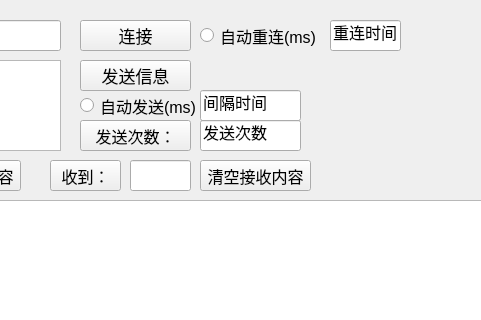
This is webSocket-test.ui in Frand-Chen/pyqt5_study as Qt 5 draws it before an edit; both pictures show x 320 to 801 and y 0 to 320 of the 958 by 584 pixel window. The edited form follows.
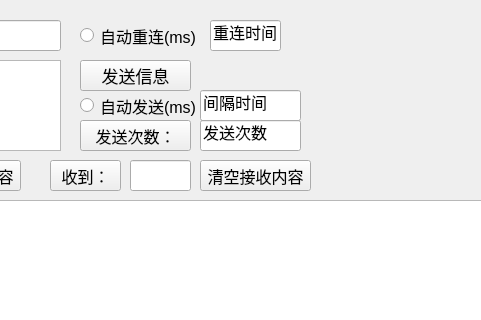
This is the edited form.

Commit message: 使用子线程接收信息

The edit to the form file:
```diff
--- a/webSocket-test.ui
+++ b/webSocket-test.ui
@@ -29,24 +29,6 @@
     </rect>
    </property>
   </widget>
-  <widget class="QPushButton" name="pushButton">
-   <property name="geometry">
-    <rect>
-     <x>400</x>
-     <y>20</y>
-     <width>111</width>
-     <height>31</height>
-    </rect>
-   </property>
-   <property name="font">
-    <font>
-     <pointsize>13</pointsize>
-    </font>
-   </property>
-   <property name="text">
-    <string>连接</string>
-   </property>
-  </widget>
   <widget class="QPushButton" name="pushButton_2">
    <property name="geometry">
     <rect>
@@ -138,7 +120,7 @@
   <widget class="QLineEdit" name="lineEdit_2">
    <property name="geometry">
     <rect>
-     <x>650</x>
+     <x>530</x>
      <y>20</y>
      <width>71</width>
      <height>31</height>
@@ -182,7 +164,7 @@
   <widget class="QRadioButton" name="radioButton">
    <property name="geometry">
     <rect>
-     <x>520</x>
+     <x>400</x>
      <y>20</y>
      <width>121</width>
      <height>31</height>
```
The commit also changes 1 other file.
